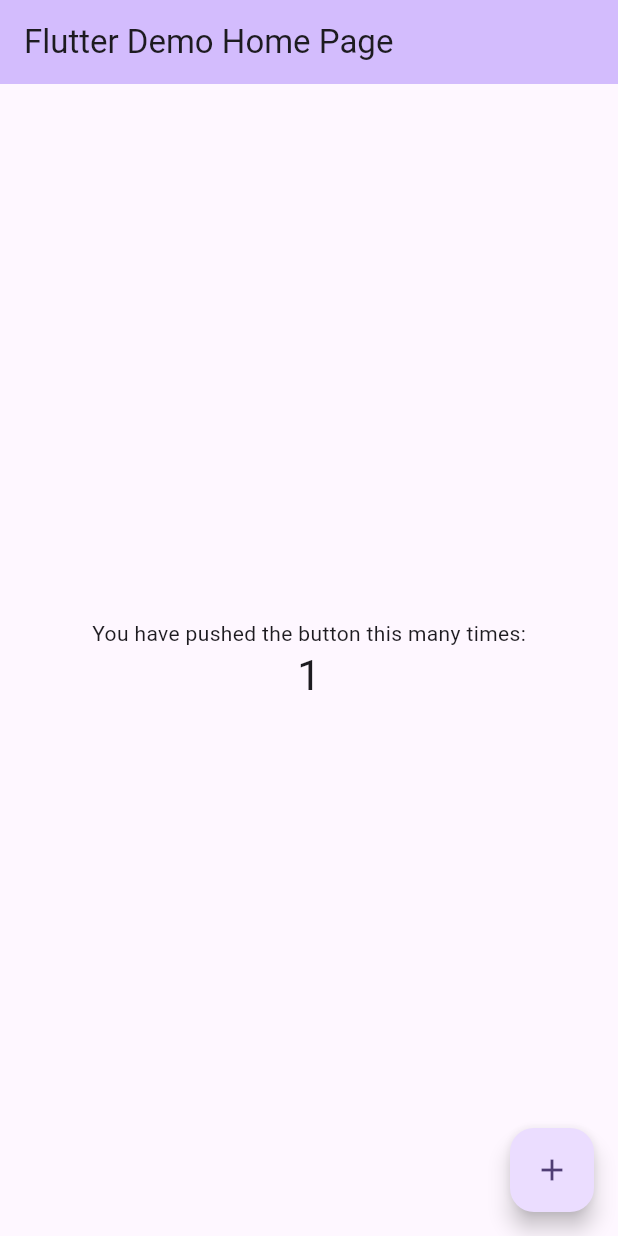
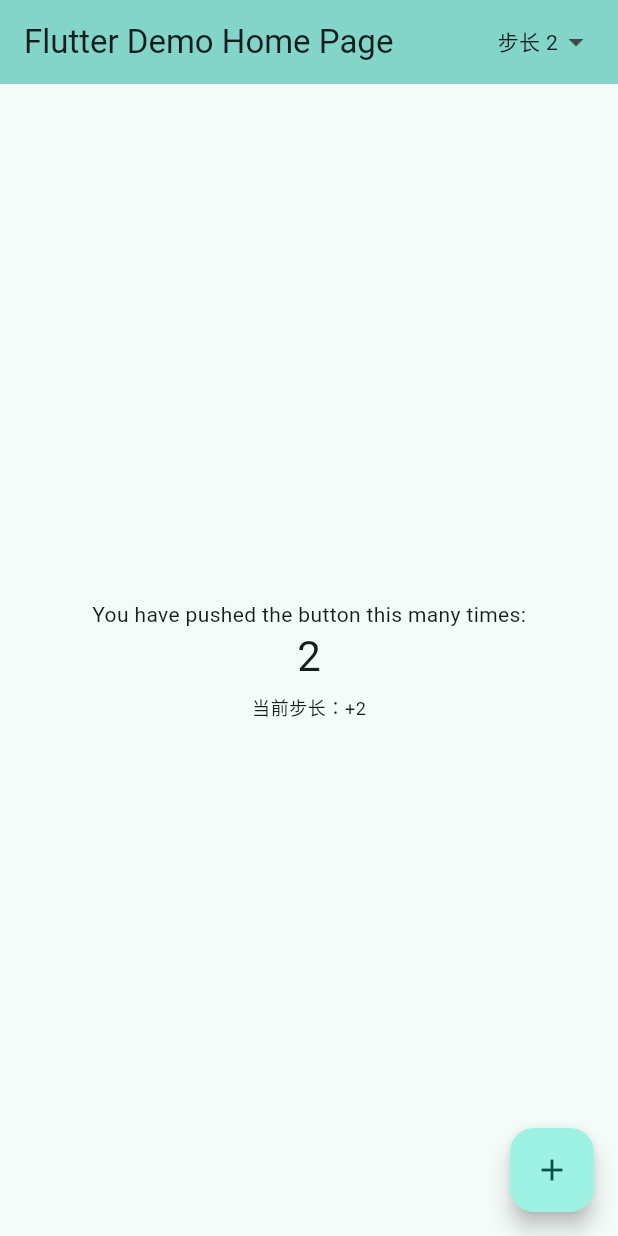
Before and after one commit to Arthur106578/m1, a Flutter app: the screen it shows after launch, after a tap on the "add" icon, on a phone screen of 412 x 824 dp. Run offline on Flutter 3.47's test engine with Material 3 defaults, Android fonts, the phone set to English and light mode, and no system bars.

Commit message:
feat: step control & teal theme

```diff
--- a/counter_deep/lib/main.dart
+++ b/counter_deep/lib/main.dart
@@ -13,22 +13,7 @@ class MyApp extends StatelessWidget {
     return MaterialApp(
       title: 'Flutter Demo',
       theme: ThemeData(
-        // This is the theme of your application.
-        //
-        // TRY THIS: Try running your application with "flutter run". You'll see
-        // the application has a purple toolbar. Then, without quitting the app,
-        // try changing the seedColor in the colorScheme below to Colors.green
-        // and then invoke "hot reload" (save your changes or press the "hot
-        // reload" button in a Flutter-supported IDE, or press "r" if you used
-        // the command line to start the app).
-        //
-        // Notice that the counter didn't reset back to zero; the application
-        // state is not lost during the reload. To reset the state, use hot
-        // restart instead.
-        //
-        // This works for code too, not just values: Most code changes can be
-        // tested with just a hot reload.
-        colorScheme: .fromSeed(seedColor: Colors.deepPurple),
+        colorScheme: ColorScheme.fromSeed(seedColor: Colors.teal),
       ),
       home: const MyHomePage(title: 'Flutter Demo Home Page'),
     );
@@ -56,65 +41,70 @@ class MyHomePage extends StatefulWidget {
 class _MyHomePageState extends State<MyHomePage> {
   int _counter = 0;
 
+  /// 每次点击 FAB 的增量，可选 1 / 2 / 5，默认 2。
+  int _step = 2;
+
   void _incrementCounter() {
     setState(() {
-      // This call to setState tells the Flutter framework that something has
-      // changed in this State, which causes it to rerun the build method below
-      // so that the display can reflect the updated values. If we changed
-      // _counter without calling setState(), then the build method would not be
-      // called again, and so nothing would appear to happen.
-      _counter++;
+      // 把当前步长加进去；setState 会标记本 State 为 dirty，下一帧重跑 build。
+      _counter += _step;
+    });
+  }
+
+  void _changeStep(int step) {
+    setState(() {
+      _step = step;
     });
   }
 
   @override
   Widget build(BuildContext context) {
-    // This method is rerun every time setState is called, for instance as done
-    // by the _incrementCounter method above.
-    //
-    // The Flutter framework has been optimized to make rerunning build methods
-    // fast, so that you can just rebuild anything that needs updating rather
-    // than having to individually change instances of widgets.
     return Scaffold(
       appBar: AppBar(
-        // TRY THIS: Try changing the color here to a specific color (to
-        // Colors.amber, perhaps?) and trigger a hot reload to see the AppBar
-        // change color while the other colors stay the same.
         backgroundColor: Theme.of(context).colorScheme.inversePrimary,
-        // Here we take the value from the MyHomePage object that was created by
-        // the App.build method, and use it to set our appbar title.
         title: Text(widget.title),
+        actions: [
+          PopupMenuButton<int>(
+            tooltip: '选择步长',
+            initialValue: _step,
+            onSelected: _changeStep,
+            itemBuilder: (context) => const [
+              PopupMenuItem(value: 1, child: Text('步长 1')),
+              PopupMenuItem(value: 2, child: Text('步长 2')),
+              PopupMenuItem(value: 5, child: Text('步长 5')),
+            ],
+            child: Padding(
+              padding: const EdgeInsets.symmetric(horizontal: 16),
+              child: Row(
+                children: [
+                  Text('步长 $_step'),
+                  const Icon(Icons.arrow_drop_down),
+                ],
+              ),
+            ),
+          ),
+        ],
       ),
       body: Center(
-        // Center is a layout widget. It takes a single child and positions it
-        // in the middle of the parent.
         child: Column(
-          // Column is also a layout widget. It takes a list of children and
-          // arranges them vertically. By default, it sizes itself to fit its
-          // children horizontally, and tries to be as tall as its parent.
-          //
-          // Column has various properties to control how it sizes itself and
-          // how it positions its children. Here we use mainAxisAlignment to
-          // center the children vertically; the main axis here is the vertical
-          // axis because Columns are vertical (the cross axis would be
-          // horizontal).
-          //
-          // TRY THIS: Invoke "debug painting" (choose the "Toggle Debug Paint"
-          // action in the IDE, or press "p" in the console), to see the
-          // wireframe for each widget.
-          mainAxisAlignment: .center,
+          mainAxisAlignment: MainAxisAlignment.center,
           children: [
             const Text('You have pushed the button this many times:'),
             Text(
               '$_counter',
               style: Theme.of(context).textTheme.headlineMedium,
             ),
+            const SizedBox(height: 8),
+            Text(
+              '当前步长：+$_step',
+              style: Theme.of(context).textTheme.bodySmall,
+            ),
           ],
         ),
       ),
       floatingActionButton: FloatingActionButton(
         onPressed: _incrementCounter,
-        tooltip: 'Increment',
+        tooltip: '增加 $_step',
         child: const Icon(Icons.add),
       ),
     );
```
Also changed, not shown: 2 other files.
